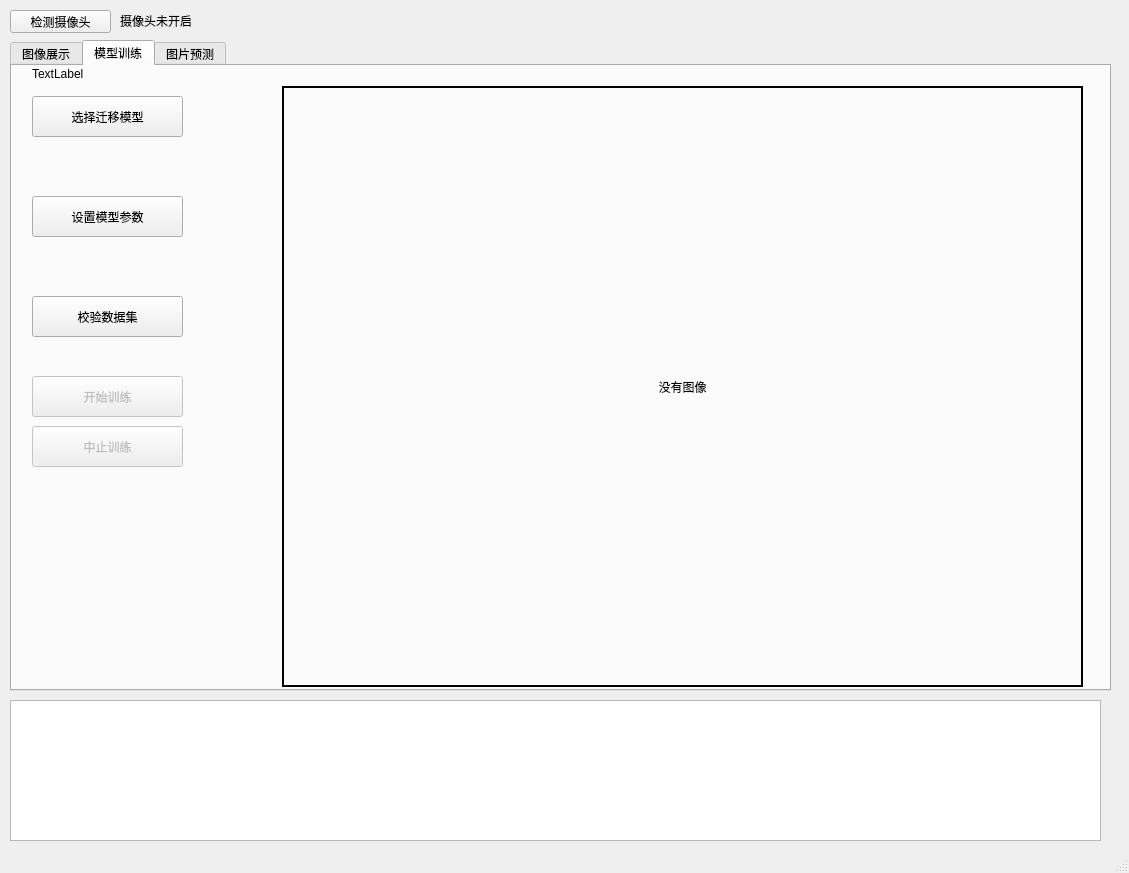
banniford/Microbial-identification, file ui/Microbial.ui: the form before one commit.
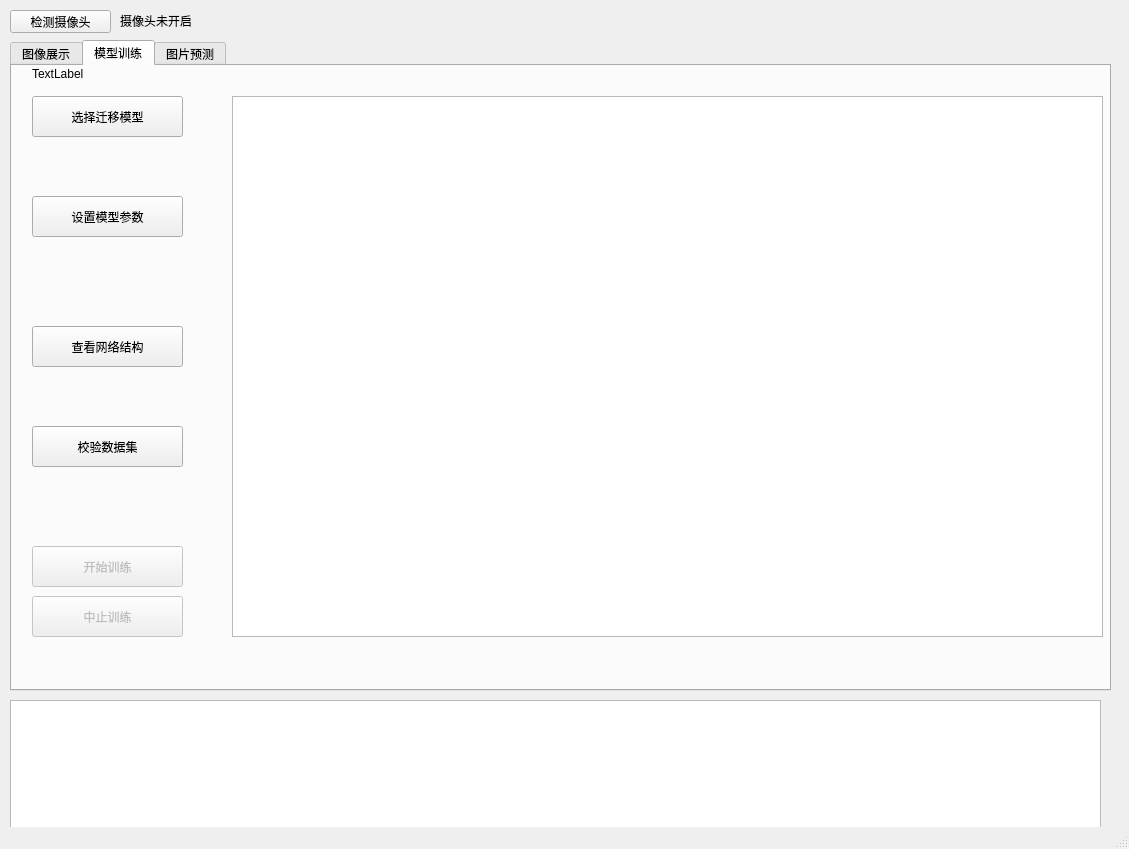
The form after the commit. The open tabs and pages were chosen to show the change.

The edit to the form file:
```diff
--- a/ui/Microbial.ui
+++ b/ui/Microbial.ui
@@ -7,7 +7,7 @@
     <x>0</x>
     <y>0</y>
     <width>1129</width>
-    <height>873</height>
+    <height>849</height>
    </rect>
   </property>
   <property name="windowTitle">
@@ -255,7 +255,7 @@
       <property name="geometry">
        <rect>
         <x>20</x>
-        <y>230</y>
+        <y>360</y>
         <width>151</width>
         <height>41</height>
        </rect>
@@ -271,7 +271,7 @@
       <property name="geometry">
        <rect>
         <x>20</x>
-        <y>310</y>
+        <y>480</y>
         <width>151</width>
         <height>41</height>
        </rect>
@@ -300,7 +300,7 @@
       <property name="geometry">
        <rect>
         <x>20</x>
-        <y>360</y>
+        <y>530</y>
         <width>151</width>
         <height>41</height>
        </rect>
@@ -309,64 +309,37 @@
        <string>中止训练</string>
       </property>
      </widget>
-     <widget class="QFrame" name="frame_3">
+     <widget class="QPushButton" name="pushButton_18">
+      <property name="geometry">
+       <rect>
+        <x>20</x>
+        <y>260</y>
+        <width>151</width>
+        <height>41</height>
+       </rect>
+      </property>
+      <property name="text">
+       <string>查看网络结构</string>
+      </property>
+     </widget>
+     <widget class="QTextEdit" name="textEdit_2">
       <property name="enabled">
        <bool>true</bool>
       </property>
       <property name="geometry">
        <rect>
-        <x>270</x>
-        <y>20</y>
-        <width>801</width>
-        <height>601</height>
+        <x>220</x>
+        <y>30</y>
+        <width>871</width>
+        <height>541</height>
        </rect>
       </property>
-      <property name="styleSheet">
-       <string notr="true"/>
+      <property name="readOnly">
+       <bool>true</bool>
       </property>
-      <property name="frameShape">
-       <enum>QFrame::Panel</enum>
+      <property name="acceptRichText">
+       <bool>true</bool>
       </property>
-      <property name="frameShadow">
-       <enum>QFrame::Sunken</enum>
-      </property>
-      <widget class="QLabel" name="label_6">
-       <property name="geometry">
-        <rect>
-         <x>0</x>
-         <y>0</y>
-         <width>801</width>
-         <height>601</height>
-        </rect>
-       </property>
-       <property name="frameShape">
-        <enum>QFrame::Box</enum>
-       </property>
-       <property name="lineWidth">
-        <number>2</number>
-       </property>
-       <property name="midLineWidth">
-        <number>3</number>
-       </property>
-       <property name="text">
-        <string>没有图像</string>
-       </property>
-       <property name="textFormat">
-        <enum>Qt::AutoText</enum>
-       </property>
-       <property name="scaledContents">
-        <bool>false</bool>
-       </property>
-       <property name="alignment">
-        <set>Qt::AlignCenter</set>
-       </property>
-       <property name="margin">
-        <number>0</number>
-       </property>
-       <property name="indent">
-        <number>-1</number>
-       </property>
-      </widget>
      </widget>
     </widget>
     <widget class="QWidget" name="tab_4">
```
Left out of the diff: 5 changed lines with no effect on the pictures.
